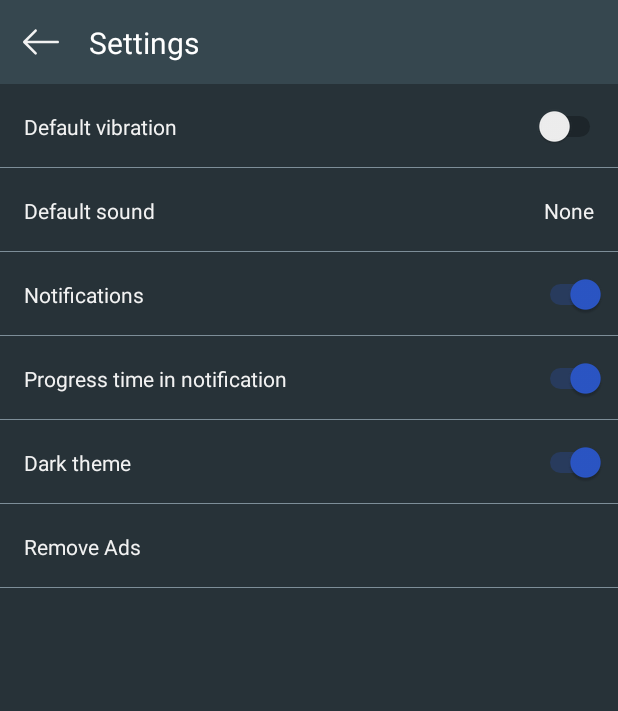
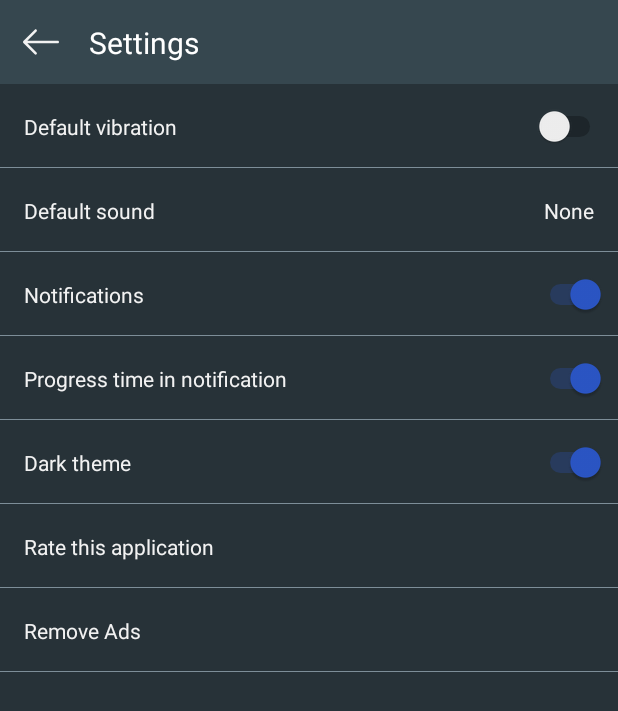
Before and after one commit to vedmitry7/WorkoutTM, an Android app: the fragment SettingsFragment shown on its own in the app's theme, on a phone screen of 412 x 824 dp. Shown: the top 711 px of the screen. Run offline under Robolectric (Android 15) with nearby library versions, the phone set to English and light mode, and no system bars; our stand-ins replace AdMob, ButterKnife, EventBus.

Commit message:
add rate button

```diff
--- a/app/src/main/res/layout/fragment_settings.xml
+++ b/app/src/main/res/layout/fragment_settings.xml
@@ -34,7 +34,7 @@
             android:layout_height="wrap_content"
             android:layout_marginStart="8dp"
             android:layout_marginLeft="8dp"
-            android:text="Settings"
+            android:text="@string/settings"
             android:textColor="@android:color/white"
             android:textSize="20dp"
             app:layout_constraintBottom_toBottomOf="parent"
@@ -260,6 +260,32 @@
             </android.support.constraint.ConstraintLayout>
 
             <android.support.constraint.ConstraintLayout
+                android:id="@+id/rate"
+                android:layout_width="match_parent"
+                android:layout_height="56dp">
+
+                <TextView
+                    android:id="@+id/rateText"
+                    android:layout_width="wrap_content"
+                    android:layout_height="wrap_content"
+                    android:layout_marginStart="16dp"
+                    android:layout_marginLeft="16dp"
+                    android:text="@string/rate_this_app"
+                    app:layout_constraintBottom_toBottomOf="parent"
+                    app:layout_constraintStart_toStartOf="parent"
+                    app:layout_constraintTop_toTopOf="parent" />
+
+                <View
+                    android:layout_width="match_parent"
+                    android:layout_height="1px"
+                    android:background="@color/colorLightTextColor"
+                    app:layout_constraintBottom_toBottomOf="parent"
+                    app:layout_constraintEnd_toEndOf="parent"
+                    app:layout_constraintStart_toStartOf="parent" />
+
+            </android.support.constraint.ConstraintLayout>
+
+            <android.support.constraint.ConstraintLayout
                 android:id="@+id/removeIds"
                 android:layout_width="match_parent"
                 android:layout_height="56dp">
--- a/app/src/main/res/values/strings.xml
+++ b/app/src/main/res/values/strings.xml
@@ -11,7 +11,6 @@
     <string name="nothing_to_play">Nothing to play</string>
     <string name="q_stop_workout">Stop workout?</string>
     <string name="add_new_workout">Add new workout</string>
-    <string name="settings">Settings</string>
     <string name="move_delete">Move, delete</string>
     <string name="position">Position</string>
     <string name="set">Set</string>
@@ -38,4 +37,6 @@
     <string name="name_cant_be_empty">Name can\'t be empty</string>
     <string name="remove_ads">Remove Ads</string>
     <string name="finished">Finished</string>
+    <string name="rate_this_app">Rate this application</string>
+    <string name="settings">Settings</string>
 </resources>
```
Also changed, not shown: app/src/main/java/vedmitryapps/workoutmanager/fragments/SettingsFragment.java (+23 -0 lines), 5 other files.
